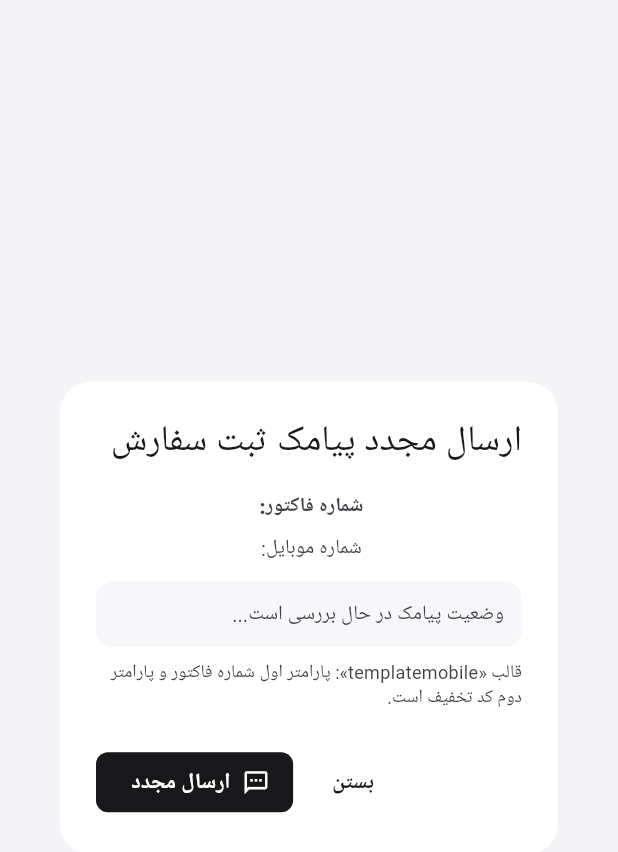
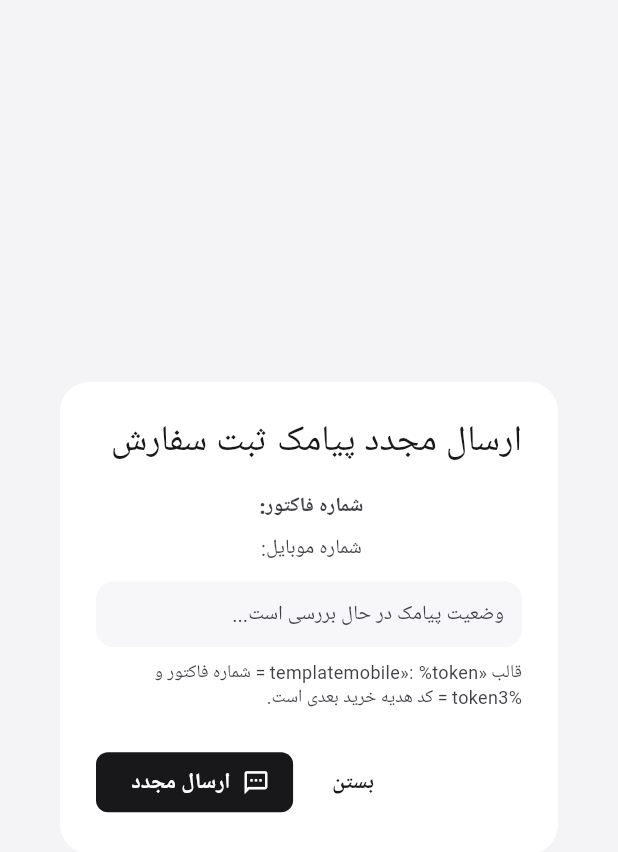
Before and after one commit to amirsolo456/takhfif_module, a Flutter app: the SmsDialog widget shown alone on an empty page, opened directly with empty values, on a phone screen of 412 x 824 dp. Shown: the top 852 px of the screen. Run offline on Flutter 3.47's test engine with Material 3 defaults, Android fonts, the phone set to English and light mode, and no system bars; our stand-ins replace dio, file_picker, flutter_secure_storage, get, shamsi_date, shared_preferences and 1 more; accounts and stored records are empty; network calls fail; Roboto replaces fonts that are missing (BYekan).

Commit message:
fix(sms): document templatemobile token mapping

```diff
--- a/lib/presentation/pages/sms_dialog.dart
+++ b/lib/presentation/pages/sms_dialog.dart
@@ -60,7 +60,7 @@ class _SmsDialogState extends State<SmsDialog> {
         const SizedBox(height: 8), Text('شماره موبایل: ${widget.mobile}'), const SizedBox(height: 12),
         Container(width: double.infinity, padding: const EdgeInsets.all(12), decoration: BoxDecoration(borderRadius: BorderRadius.circular(12), color: Theme.of(context).colorScheme.surfaceContainerHighest.withValues(alpha: .5)), child: Text(status == null ? 'وضعیت پیامک در حال بررسی است...' : 'وضعیت: ${status.statusText}\n${status.discountCode == null ? '' : 'کد تخفیف: ${status.discountCode}'}')),
         const SizedBox(height: 8),
-        const Text('قالب «templatemobile»: پارامتر اول شماره فاکتور و پارامتر دوم کد تخفیف است.', style: TextStyle(fontSize: 12)),
+        const Text('قالب «templatemobile»: %token = شماره فاکتور و %token3 = کد هدیه خرید بعدی است.', style: TextStyle(fontSize: 12)),
       ]),
       actions: [TextButton(onPressed: _isLoading ? null : () => Navigator.pop(context), child: const Text('بستن')), FilledButton.icon(onPressed: _isLoading ? null : _send, icon: _isLoading ? const SizedBox(width: 18, height: 18, child: CircularProgressIndicator(strokeWidth: 2, color: Colors.white)) : const Icon(Icons.sms_outlined), label: const Text('ارسال مجدد'))],
     ));
```
